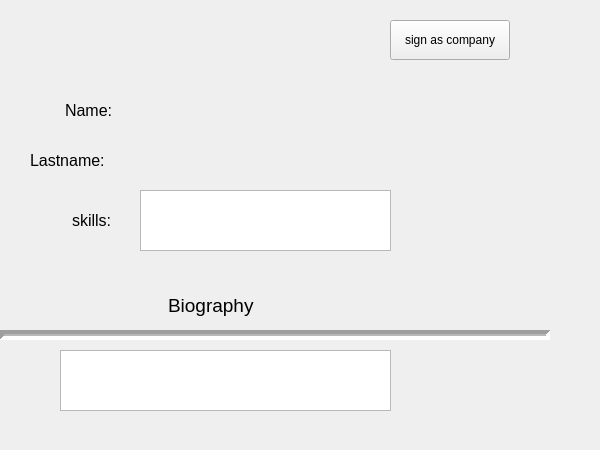
The window that Me_Tab/Me.ui (f8477/AP_prj_phase2) describes before a commit, drawn with Qt 5.
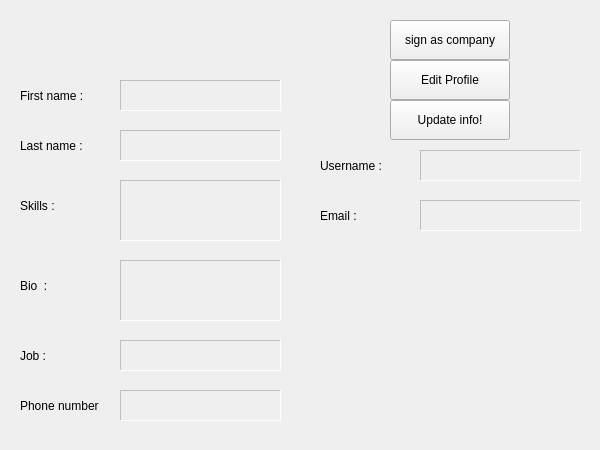
The same window after the commit. Icons and pictures are not drawn.

Commit message: Halete namard, make edit profile and coninue to make Me page

What changed in the file:
```diff
--- a/Me_Tab/Me.ui
+++ b/Me_Tab/Me.ui
@@ -25,154 +25,10 @@
    <property name="text">
     <string/>
    </property>
-  </widget>
-  <widget class="QLabel" name="name_label">
-   <property name="geometry">
-    <rect>
-     <x>65</x>
-     <y>95</y>
-     <width>61</width>
-     <height>30</height>
-    </rect>
-   </property>
-   <property name="font">
-    <font>
-     <pointsize>12</pointsize>
-    </font>
-   </property>
    <property name="text">
-    <string>Name:</string>
-   </property>
-  </widget>
-  <widget class="QLabel" name="lastname_label">
-   <property name="geometry">
-    <rect>
-     <x>30</x>
-     <y>145</y>
-     <width>100</width>
-     <height>30</height>
-    </rect>
-   </property>
-   <property name="font">
-    <font>
-     <pointsize>12</pointsize>
-    </font>
-   </property>
-   <property name="text">
-    <string>Lastname:</string>
-   </property>
-  </widget>
-  <widget class="QLabel" name="nameOfUser">
-   <property name="geometry">
-    <rect>
-     <x>140</x>
-     <y>100</y>
-     <width>100</width>
-     <height>25</height>
-    </rect>
-   </property>
-   <property name="font">
-    <font>
-     <pointsize>10</pointsize>
-    </font>
-   </property>
-   <property name="text">
     <string/>
    </property>
   </widget>
-  <widget class="QLabel" name="lastnameOfUser">
-   <property name="geometry">
-    <rect>
-     <x>140</x>
-     <y>150</y>
-     <width>100</width>
-     <height>25</height>
-    </rect>
-   </property>
-   <property name="font">
-    <font>
-     <pointsize>10</pointsize>
-    </font>
-   </property>
-   <property name="text">
-    <string/>
-   </property>
-  </widget>
-  <widget class="QLabel" name="skills_label">
-   <property name="geometry">
-    <rect>
-     <x>72</x>
-     <y>205</y>
-     <width>51</width>
-     <height>30</height>
-    </rect>
-   </property>
-   <property name="font">
-    <font>
-     <pointsize>12</pointsize>
-    </font>
-   </property>
-   <property name="text">
-    <string>skills:</string>
-   </property>
-  </widget>
-  <widget class="QPlainTextEdit" name="skillsOfUser">
-   <property name="geometry">
-    <rect>
-     <x>140</x>
-     <y>190</y>
-     <width>251</width>
-     <height>61</height>
-    </rect>
-   </property>
-  </widget>
-  <widget class="Line" name="underBio_line">
-   <property name="geometry">
-    <rect>
-     <x>0</x>
-     <y>330</y>
-     <width>550</width>
-     <height>10</height>
-    </rect>
-   </property>
-   <property name="lineWidth">
-    <number>4</number>
-   </property>
-   <property name="midLineWidth">
-    <number>2</number>
-   </property>
-   <property name="orientation">
-    <enum>Qt::Horizontal</enum>
-   </property>
-  </widget>
-  <widget class="QLabel" name="bio_label">
-   <property name="geometry">
-    <rect>
-     <x>168</x>
-     <y>290</y>
-     <width>121</width>
-     <height>31</height>
-    </rect>
-   </property>
-   <property name="font">
-    <font>
-     <pointsize>14</pointsize>
-    </font>
-   </property>
-   <property name="text">
-    <string>Biography</string>
-   </property>
-  </widget>
-  <widget class="QPlainTextEdit" name="BioOfUser">
-   <property name="geometry">
-    <rect>
-     <x>60</x>
-     <y>350</y>
-     <width>331</width>
-     <height>61</height>
-    </rect>
-   </property>
-  </widget>
   <widget class="QPushButton" name="companySign_Button">
    <property name="geometry">
     <rect>
@@ -204,6 +60,323 @@
     <string/>
    </property>
   </widget>
+  <widget class="QPushButton" name="companySign_Button_2">
+   <property name="geometry">
+    <rect>
+     <x>390</x>
+     <y>60</y>
+     <width>120</width>
+     <height>40</height>
+    </rect>
+   </property>
+   <property name="font">
+    <font>
+     <pointsize>9</pointsize>
+    </font>
+   </property>
+   <property name="text">
+    <string>Edit Profile</string>
+   </property>
+  </widget>
+  <widget class="QPushButton" name="companySign_Button_3">
+   <property name="geometry">
+    <rect>
+     <x>390</x>
+     <y>100</y>
+     <width>120</width>
+     <height>40</height>
+    </rect>
+   </property>
+   <property name="font">
+    <font>
+     <pointsize>9</pointsize>
+    </font>
+   </property>
+   <property name="text">
+    <string>Update info!</string>
+   </property>
+  </widget>
+  <widget class="QLabel" name="label">
+   <property name="geometry">
+    <rect>
+     <x>20</x>
+     <y>80</y>
+     <width>111</width>
+     <height>31</height>
+    </rect>
+   </property>
+   <property name="styleSheet">
+    <string notr="true">font: 12pt &quot;MS Shell Dlg 2&quot;;</string>
+   </property>
+   <property name="text">
+    <string>First name :</string>
+   </property>
+  </widget>
+  <widget class="QTextEdit" name="namee">
+   <property name="enabled">
+    <bool>false</bool>
+   </property>
+   <property name="geometry">
+    <rect>
+     <x>120</x>
+     <y>80</y>
+     <width>161</width>
+     <height>31</height>
+    </rect>
+   </property>
+   <property name="styleSheet">
+    <string notr="true">font: 10pt &quot;MS Shell Dlg 2&quot;;
+</string>
+   </property>
+   <property name="frameShape">
+    <enum>QFrame::Panel</enum>
+   </property>
+  </widget>
+  <widget class="QLabel" name="label_2">
+   <property name="geometry">
+    <rect>
+     <x>20</x>
+     <y>130</y>
+     <width>111</width>
+     <height>31</height>
+    </rect>
+   </property>
+   <property name="styleSheet">
+    <string notr="true">font: 12pt &quot;MS Shell Dlg 2&quot;;</string>
+   </property>
+   <property name="text">
+    <string>Last name :</string>
+   </property>
+  </widget>
+  <widget class="QTextEdit" name="lastname">
+   <property name="enabled">
+    <bool>false</bool>
+   </property>
+   <property name="geometry">
+    <rect>
+     <x>120</x>
+     <y>130</y>
+     <width>161</width>
+     <height>31</height>
+    </rect>
+   </property>
+   <property name="styleSheet">
+    <string notr="true">font: 10pt &quot;MS Shell Dlg 2&quot;;</string>
+   </property>
+   <property name="frameShape">
+    <enum>QFrame::Panel</enum>
+   </property>
+  </widget>
+  <widget class="QLabel" name="label_3">
+   <property name="geometry">
+    <rect>
+     <x>20</x>
+     <y>190</y>
+     <width>111</width>
+     <height>31</height>
+    </rect>
+   </property>
+   <property name="styleSheet">
+    <string notr="true">font: 12pt &quot;MS Shell Dlg 2&quot;;</string>
+   </property>
+   <property name="text">
+    <string>Skills :</string>
+   </property>
+  </widget>
+  <widget class="QTextEdit" name="skills">
+   <property name="enabled">
+    <bool>false</bool>
+   </property>
+   <property name="geometry">
+    <rect>
+     <x>120</x>
+     <y>180</y>
+     <width>161</width>
+     <height>61</height>
+    </rect>
+   </property>
+   <property name="styleSheet">
+    <string notr="true">font: 10pt &quot;MS Shell Dlg 2&quot;;</string>
+   </property>
+   <property name="frameShape">
+    <enum>QFrame::Panel</enum>
+   </property>
+  </widget>
+  <widget class="QLabel" name="label_4">
+   <property name="geometry">
+    <rect>
+     <x>20</x>
+     <y>270</y>
+     <width>111</width>
+     <height>31</height>
+    </rect>
+   </property>
+   <property name="styleSheet">
+    <string notr="true">font: 12pt &quot;MS Shell Dlg 2&quot;;</string>
+   </property>
+   <property name="text">
+    <string>Bio  :</string>
+   </property>
+  </widget>
+  <widget class="QTextEdit" name="bio">
+   <property name="enabled">
+    <bool>false</bool>
+   </property>
+   <property name="geometry">
+    <rect>
+     <x>120</x>
+     <y>260</y>
+     <width>161</width>
+     <height>61</height>
+    </rect>
+   </property>
+   <property name="styleSheet">
+    <string notr="true">font: 10pt &quot;MS Shell Dlg 2&quot;;</string>
+   </property>
+   <property name="frameShape">
+    <enum>QFrame::Panel</enum>
+   </property>
+  </widget>
+  <widget class="QTextEdit" name="job">
+   <property name="enabled">
+    <bool>false</bool>
+   </property>
+   <property name="geometry">
+    <rect>
+     <x>120</x>
+     <y>340</y>
+     <width>161</width>
+     <height>31</height>
+    </rect>
+   </property>
+   <property name="styleSheet">
+    <string notr="true">font: 10pt &quot;MS Shell Dlg 2&quot;;</string>
+   </property>
+   <property name="frameShape">
+    <enum>QFrame::Panel</enum>
+   </property>
+  </widget>
+  <widget class="QLabel" name="label_5">
+   <property name="geometry">
+    <rect>
+     <x>20</x>
+     <y>340</y>
+     <width>111</width>
+     <height>31</height>
+    </rect>
+   </property>
+   <property name="styleSheet">
+    <string notr="true">font: 12pt &quot;MS Shell Dlg 2&quot;;</string>
+   </property>
+   <property name="text">
+    <string>Job :</string>
+   </property>
+  </widget>
+  <widget class="QTextEdit" name="phone">
+   <property name="enabled">
+    <bool>false</bool>
+   </property>
+   <property name="geometry">
+    <rect>
+     <x>120</x>
+     <y>390</y>
+     <width>161</width>
+     <height>31</height>
+    </rect>
+   </property>
+   <property name="styleSheet">
+    <string notr="true">font: 10pt &quot;MS Shell Dlg 2&quot;;</string>
+   </property>
+   <property name="frameShape">
+    <enum>QFrame::Panel</enum>
+   </property>
+  </widget>
+  <widget class="QLabel" name="label_6">
+   <property name="geometry">
+    <rect>
+     <x>20</x>
+     <y>390</y>
+     <width>111</width>
+     <height>31</height>
+    </rect>
+   </property>
+   <property name="styleSheet">
+    <string notr="true">font: 10pt &quot;MS Shell Dlg 2&quot;;</string>
+   </property>
+   <property name="text">
+    <string>Phone number</string>
+   </property>
+  </widget>
+  <widget class="QLabel" name="label_7">
+   <property name="geometry">
+    <rect>
+     <x>320</x>
+     <y>150</y>
+     <width>111</width>
+     <height>31</height>
+    </rect>
+   </property>
+   <property name="styleSheet">
+    <string notr="true">font: 12pt &quot;MS Shell Dlg 2&quot;;</string>
+   </property>
+   <property name="text">
+    <string>Username :</string>
+   </property>
+  </widget>
+  <widget class="QTextEdit" name="username">
+   <property name="enabled">
+    <bool>false</bool>
+   </property>
+   <property name="geometry">
+    <rect>
+     <x>420</x>
+     <y>150</y>
+     <width>161</width>
+     <height>31</height>
+    </rect>
+   </property>
+   <property name="styleSheet">
+    <string notr="true">font: 10pt &quot;MS Shell Dlg 2&quot;;</string>
+   </property>
+   <property name="frameShape">
+    <enum>QFrame::Panel</enum>
+   </property>
+  </widget>
+  <widget class="QTextEdit" name="email">
+   <property name="enabled">
+    <bool>false</bool>
+   </property>
+   <property name="geometry">
+    <rect>
+     <x>420</x>
+     <y>200</y>
+     <width>161</width>
+     <height>31</height>
+    </rect>
+   </property>
+   <property name="styleSheet">
+    <string notr="true">font: 8pt &quot;MS Shell Dlg 2&quot;;</string>
+   </property>
+   <property name="frameShape">
+    <enum>QFrame::Panel</enum>
+   </property>
+  </widget>
+  <widget class="QLabel" name="label_8">
+   <property name="geometry">
+    <rect>
+     <x>320</x>
+     <y>200</y>
+     <width>111</width>
+     <height>31</height>
+    </rect>
+   </property>
+   <property name="styleSheet">
+    <string notr="true">font: 12pt &quot;MS Shell Dlg 2&quot;;</string>
+   </property>
+   <property name="text">
+    <string>Email :</string>
+   </property>
+  </widget>
  </widget>
  <resources/>
  <connections/>
```
Left out of the diff: 4 changed lines with no effect on the pictures. The commit also changes 17 other files.
